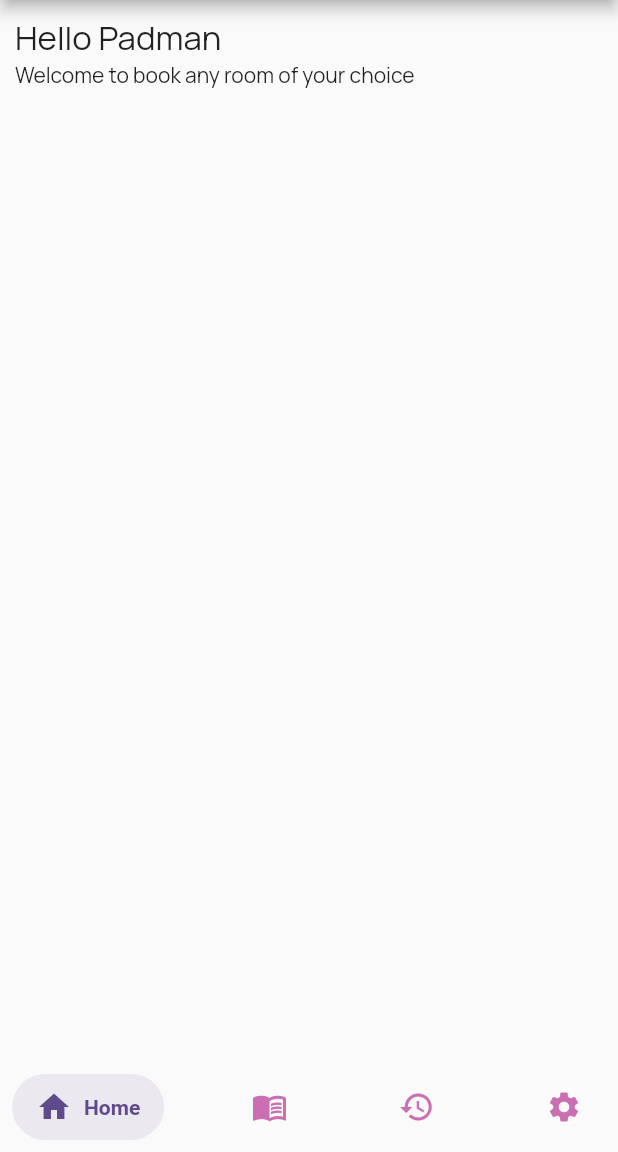
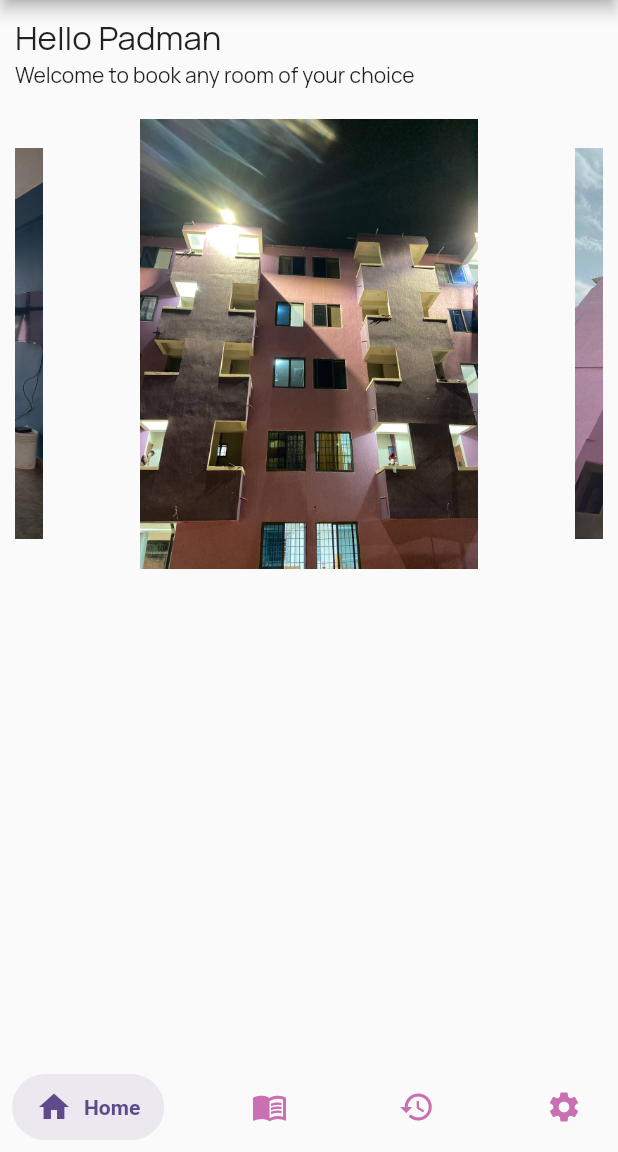
Before and after one commit to padman-1/fortune-royal-hostel-booking-app, a Flutter app: the HomePage screen opened directly, on a phone screen of 412 x 824 dp, the part 84-1236 px from its top. Run offline on Flutter 3.47's test engine with Material 2 defaults, Android fonts, the phone set to English and light mode, and no system bars; drawn by our look-alikes of carousel_slider, salomon_bottom_bar; our stand-ins replace google_fonts.

Commit message:
home tab updated

```diff
--- a/lib/pages/home/tabs/home_tab.dart
+++ b/lib/pages/home/tabs/home_tab.dart
@@ -2,15 +2,32 @@
 import 'package:flutter/src/widgets/framework.dart';
 import 'package:flutter/src/widgets/placeholder.dart';
 import 'package:google_fonts/google_fonts.dart';
+import 'package:carousel_slider/carousel_slider.dart';
 
-class HomeTab extends StatelessWidget {
+class HomeTab extends StatefulWidget {
   const HomeTab({super.key});
 
   @override
+  State<HomeTab> createState() => _HomeTabState();
+}
+
+class _HomeTabState extends State<HomeTab> {
+  final images = [
+    'assets/images/front3.jpg',
+    'assets/images/mid1.jpg',
+    'assets/images/mid3.jpg',
+    'assets/images/room.jpg',
+    'assets/images/welc2.jpg',
+    'assets/images/tel3.jpg',
+  ];
+  @override
   Widget build(BuildContext context) {
-    return Container(
+    final devSize = MediaQuery.of(context).size;
+    return SingleChildScrollView(
+      child: Container(
           padding: const EdgeInsets.only(
             left: 10,
+            right: 10,
             top: 10,
           ),
           child: Column(
@@ -28,7 +45,37 @@
                     // fontSize: 22,
                     ),
               ),
+              const SizedBox(
+                height: 20,
+              ),
+              CarouselSlider.builder(
+                itemCount: images.length,
+                itemBuilder: ((context, index, realIndex) {
+                  final urlImage = images[index];
+                  return buildImage(urlImage, index);
+                }),
+                options: CarouselOptions(
+                  height: 300,
+                  autoPlay: true,
+                  enlargeCenterPage: true,
+                  // autoPlayInterval: Duration(seconds: 0),
+                ),
+              ),
             ],
-        ));
+          )),
+    );
+  }
+
+  Widget buildImage(String urlImage, int index) {
+    return Container(
+      // margin: const EdgeInsets.symmetric(
+      //   horizontal: 2,
+      // ),
+      // color: Colors.grey,
+      child: Image(
+        image: AssetImage(urlImage),
+        fit: BoxFit.cover,
+      ),
+    );
   }
 }
--- a/pubspec.yaml
+++ b/pubspec.yaml
@@ -37,6 +37,7 @@
   cupertino_icons: ^1.0.2
   google_fonts: ^4.0.3
   salomon_bottom_bar: ^3.3.1
+  carousel_slider: ^4.2.1
 
 dev_dependencies:
   flutter_test:
```
Also changed, not shown: pubspec.lock. Lines whose indentation alone changed are shown as unchanged.
